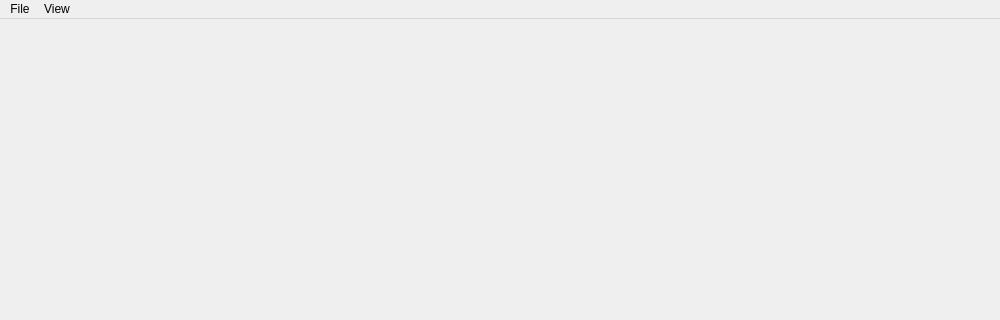
The window that pyminflux/ui/main_window.ui (bsse-scf/pyMINFLUX) describes before a commit, drawn with Qt 5; both pictures show x 0 to 1000 and y 0 to 320 of the 1000 by 800 pixel window.
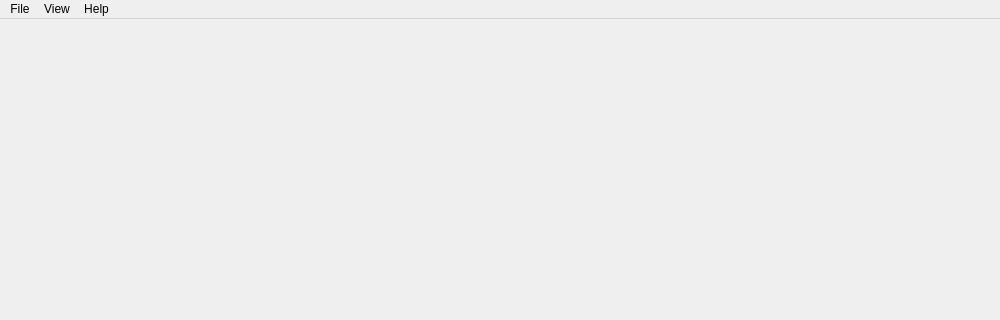
The same window after the commit.

Commit message: Add simple About dialog.

The edit to the form file:
```diff
--- a/pyminflux/ui/main_window.ui
+++ b/pyminflux/ui/main_window.ui
@@ -42,7 +42,7 @@
      <x>0</x>
      <y>0</y>
      <width>1000</width>
-     <height>22</height>
+     <height>23</height>
     </rect>
    </property>
    <widget class="QMenu" name="menuFile">
@@ -67,8 +67,15 @@
     <addaction name="separator"/>
     <addaction name="actionState"/>
    </widget>
+   <widget class="QMenu" name="menuHelp">
+    <property name="title">
+     <string>Help</string>
+    </property>
+    <addaction name="actionAbout"/>
+   </widget>
    <addaction name="menuFile"/>
    <addaction name="menuView"/>
+   <addaction name="menuHelp"/>
   </widget>
   <widget class="QStatusBar" name="statusbar"/>
   <widget class="QDockWidget" name="dwBottom">
```
Left out of the diff: 5 changed lines with no effect on the pictures. The commit also changes 2 other files.
